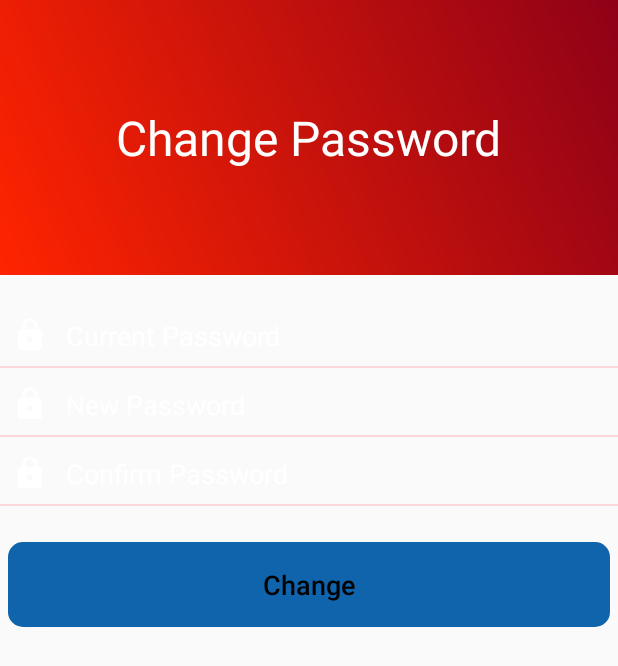
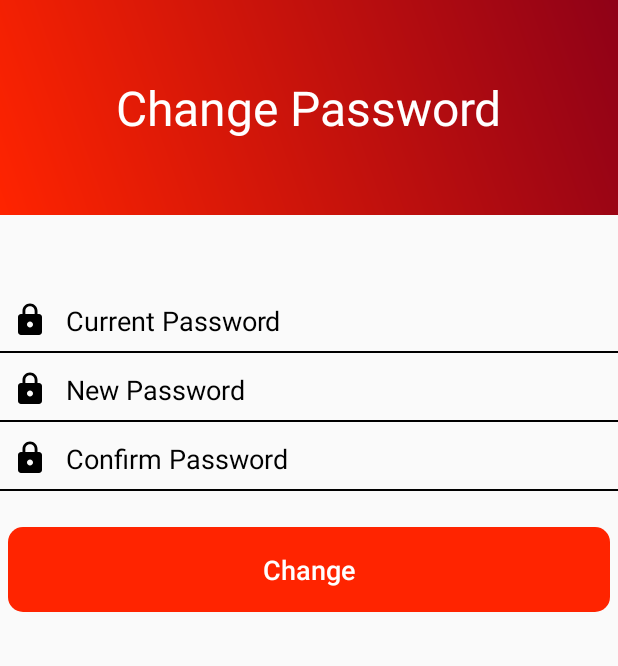
Before and after one commit to megaprime4/VetNetwork2, an Android app: the ChangePasswordActivity screen opened directly, with no data from a screen before it, on a phone screen of 412 x 824 dp. Shown: the top 666 px of the screen. Run offline under Robolectric (Android 15) with nearby library versions, the phone set to English and light mode, and no system bars; our stand-ins replace Volley; network calls fail.

Commit message:
UI Renewed 2

```diff
--- a/app/src/main/res/drawable/side_nav_bar.xml
+++ b/app/src/main/res/drawable/side_nav_bar.xml
@@ -1,9 +1,15 @@
 <shape xmlns:android="http://schemas.android.com/apk/res/android"
     android:shape="rectangle">
-    <gradient
+    <!--<gradient
         android:angle="135"
         android:centerColor="#009688"
         android:endColor="#00695C"
         android:startColor="#4DB6AC"
+        android:type="linear" />-->
+
+    <gradient
+        android:angle="135"
+        android:endColor="#1064AC"
+        android:startColor="#1064AC"
         android:type="linear" />
 </shape>
--- a/app/src/main/res/layout/activity_change_password.xml
+++ b/app/src/main/res/layout/activity_change_password.xml
@@ -15,7 +15,7 @@
 
         <View
             android:layout_width="match_parent"
-            android:layout_height="70dp" />
+            android:layout_height="50dp" />
 
         <TextView
             android:layout_width="wrap_content"
@@ -27,47 +27,50 @@
 
         <View
             android:layout_width="match_parent"
-            android:layout_height="70dp" />
+            android:layout_height="50dp" />
 
     </LinearLayout>
+
+    <View
+        android:layout_width="match_parent"
+        android:layout_height="50dp" />
 
     <EditText
         android:id="@+id/changePassword_currentPassword"
         android:layout_width="match_parent"
         android:layout_height="wrap_content"
-        android:layout_marginTop="20dp"
         android:background="@android:color/transparent"
-        android:drawableLeft="@drawable/ic_lock_white_24dp"
+        android:drawableLeft="@drawable/ic_lock_black_24dp"
         android:drawablePadding="12dp"
         android:ems="10"
         android:hint="Current Password"
         android:inputType="textPassword"
         android:padding="8dp"
-        android:textColorHint="#fff" />
+        android:textColorHint="@color/black" />
 
     <View
         android:layout_width="match_parent"
         android:layout_height="1dp"
-        android:background="#f9d7db" />
+        android:background="@color/black" />
 
     <EditText
         android:id="@+id/changePassword_newPassword"
         android:layout_width="match_parent"
         android:layout_height="wrap_content"
         android:background="@android:color/transparent"
-        android:drawableLeft="@drawable/ic_lock_white_24dp"
+        android:drawableLeft="@drawable/ic_lock_black_24dp"
         android:drawablePadding="12dp"
         android:layout_marginTop="4dp"
         android:ems="10"
         android:hint="New Password"
         android:inputType="textPassword"
         android:padding="8dp"
-        android:textColorHint="#fff" />
+        android:textColorHint="@color/black" />
 
     <View
         android:layout_width="match_parent"
         android:layout_height="1dp"
-        android:background="#f9d7db" />
+        android:background="@color/black" />
 
     <EditText
         android:id="@+id/changePassword_confirmPassword"
@@ -79,14 +82,14 @@
         android:padding="8dp"
         android:layout_marginTop="4dp"
         android:hint="Confirm Password"
-        android:textColorHint="#fff"
+        android:textColorHint="@color/black"
         android:background="@android:color/transparent"
-        android:drawableLeft="@drawable/ic_lock_white_24dp"/>
+        android:drawableLeft="@drawable/ic_lock_black_24dp"/>
 
     <View
         android:layout_width="match_parent"
         android:layout_height="1dp"
-        android:background="#f9d7db" />
+        android:background="@color/black" />
 
     <Button
         android:id="@+id/changePassword_changeButton"
@@ -95,9 +98,9 @@
         android:layout_marginLeft="5dp"
         android:layout_marginRight="5dp"
         android:layout_marginBottom="5dp"
-        android:background="@drawable/button_style_blue_bva"
+        android:background="@drawable/button_style_red"
         android:text="Change"
-        android:textColor="@color/black"
+        android:textColor="@color/white"
         android:textAllCaps="false"
         android:padding="16dp"
         android:clickable="true"
```
